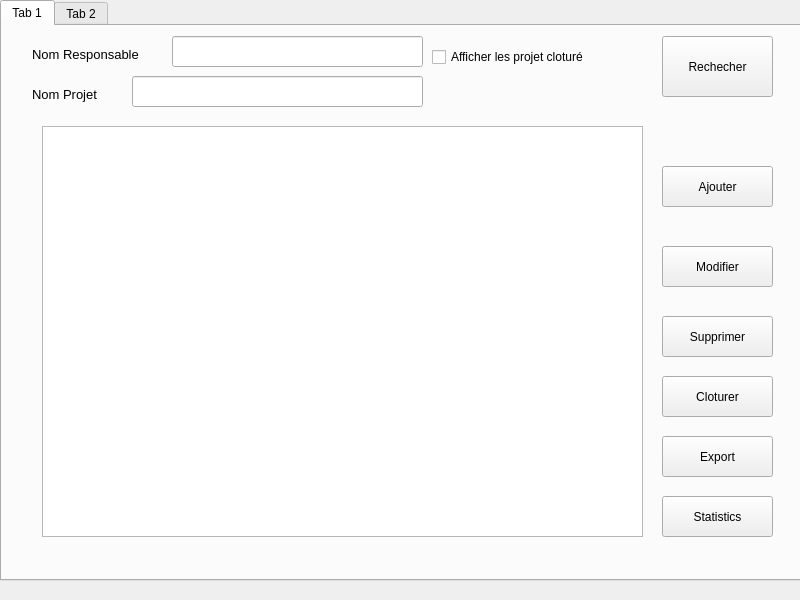
ProjetCPP-S2-2A15/projetcpp2a15-vaccicare, file mainwindow.ui: the form before one commit.
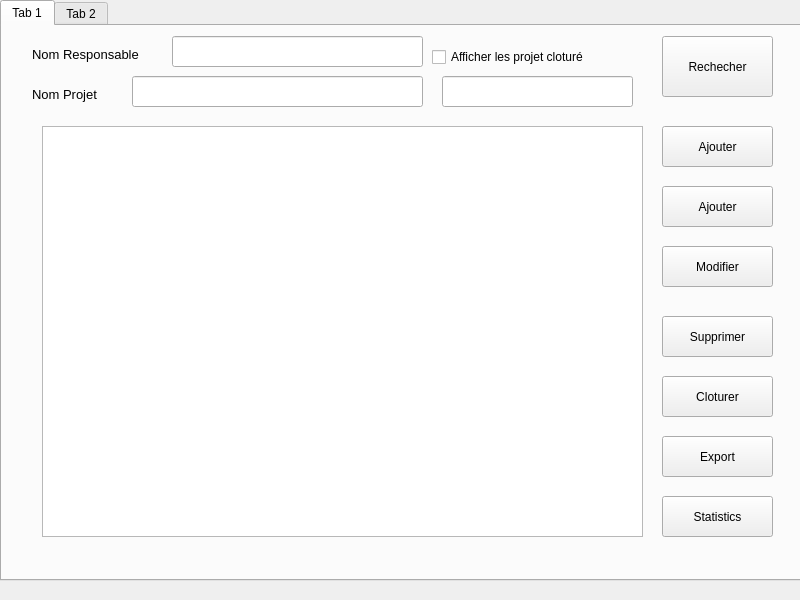
The form after the commit.

Commit message: Added Class for card reader (Arduino)

What changed in the file:
```diff
--- a/mainwindow.ui
+++ b/mainwindow.ui
@@ -57,7 +57,7 @@
       <property name="geometry">
        <rect>
         <x>660</x>
-        <y>140</y>
+        <y>160</y>
         <width>111</width>
         <height>41</height>
        </rect>
@@ -200,6 +200,29 @@
        <string>Nom Projet</string>
       </property>
      </widget>
+     <widget class="QLineEdit" name="cardInput">
+      <property name="geometry">
+       <rect>
+        <x>440</x>
+        <y>50</y>
+        <width>191</width>
+        <height>31</height>
+       </rect>
+      </property>
+     </widget>
+     <widget class="QPushButton" name="OpenDialogArduino">
+      <property name="geometry">
+       <rect>
+        <x>660</x>
+        <y>100</y>
+        <width>111</width>
+        <height>41</height>
+       </rect>
+      </property>
+      <property name="text">
+       <string>Ajouter</string>
+      </property>
+     </widget>
     </widget>
     <widget class="QWidget" name="tab_2">
      <attribute name="title">
```
The commit also changes 8 other files.
